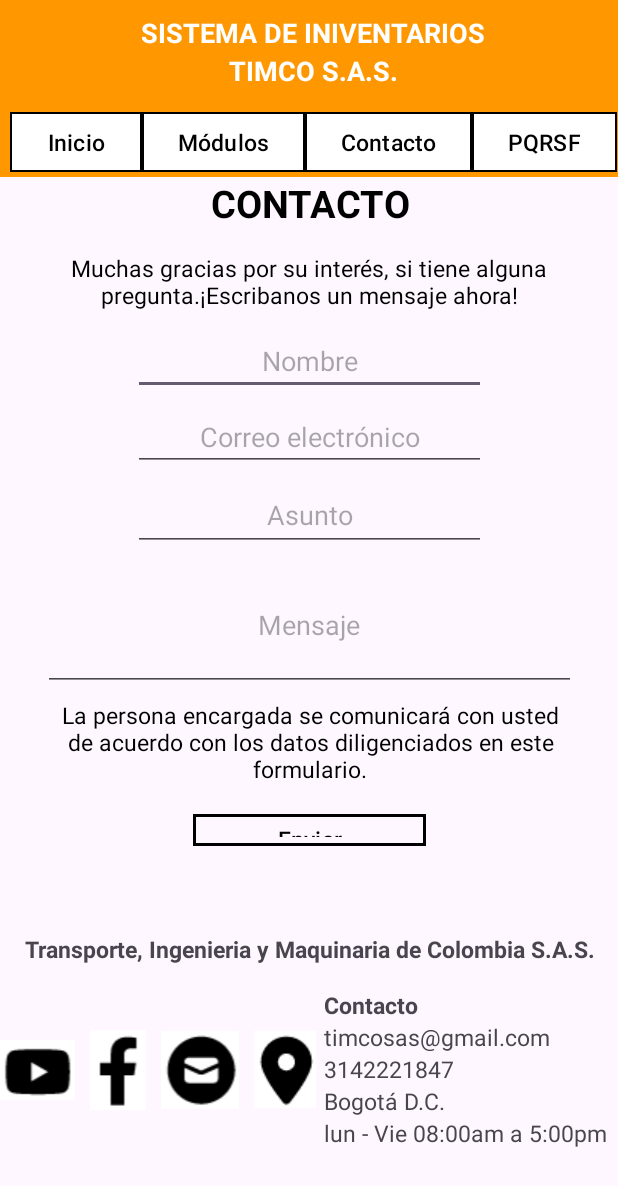
After one commit to Brigitte9219/TimcoApp_AndroidStudio, an Android app: the TresActivity screen opened directly, with no data from a screen before it, on a phone screen of 412 x 824 dp. The commit adds this screen. Shown: the top 1186 px of the screen. Run offline under Robolectric (Android 15) with nearby library versions, the phone set to English and light mode, and no system bars.

Commit message:
Actualizando la página de Contacto

```diff
--- a/app/src/main/AndroidManifest.xml
+++ b/app/src/main/AndroidManifest.xml
@@ -13,6 +13,9 @@
         android:theme="@style/Theme.Timco"
         tools:targetApi="31">
         <activity
+            android:name=".TresActivity"
+            android:exported="false" />
+        <activity
             android:name=".DosActivity"
             android:exported="false" />
         <activity
--- /dev/null
+++ b/app/src/main/java/com/sena/timco/TresActivity.java
@@ -0,0 +1,14 @@
+package com.sena.timco;
+
+import androidx.appcompat.app.AppCompatActivity;
+
+import android.os.Bundle;
+
+public class TresActivity extends AppCompatActivity {
+
+    @Override
+    protected void onCreate(Bundle savedInstanceState) {
+        super.onCreate(savedInstanceState);
+        setContentView(R.layout.activity_tres);
+    }
+}
--- /dev/null
+++ b/app/src/main/res/layout/activity_tres.xml
@@ -0,0 +1,306 @@
+<?xml version="1.0" encoding="utf-8"?>
+<androidx.constraintlayout.widget.ConstraintLayout xmlns:android="http://schemas.android.com/apk/res/android"
+    xmlns:app="http://schemas.android.com/apk/res-auto"
+    xmlns:tools="http://schemas.android.com/tools"
+    android:layout_width="wrap_content"
+    android:layout_height="match_parent"
+    tools:context=".TresActivity">
+
+    <LinearLayout
+        android:id="@+id/linearLayout"
+        android:layout_width="429dp"
+        android:layout_height="118dp"
+        android:background="#FF9800"
+        android:gravity="center"
+        android:orientation="vertical"
+        app:layout_constraintEnd_toEndOf="parent"
+        app:layout_constraintHorizontal_bias="0.333"
+        app:layout_constraintStart_toStartOf="parent"
+        app:layout_constraintTop_toTopOf="parent">
+
+        <TextView
+            android:id="@+id/textView"
+            android:layout_width="wrap_content"
+            android:layout_height="36dp"
+            android:background="#86FF9700"
+            android:gravity="center"
+            android:paddingTop="16dp"
+            android:text="@string/tituloUno"
+            android:textAlignment="center"
+            android:textColor="#FFFFFF"
+            android:textSize="18sp"
+            android:textStyle="bold" />
+
+        <TextView
+            android:id="@+id/textView2"
+            android:layout_width="wrap_content"
+            android:layout_height="36dp"
+            android:background="#87FF9700"
+            android:gravity="center"
+            android:text="@string/tituloDos"
+            android:textAlignment="center"
+            android:textColor="@color/white"
+            android:textSize="18sp"
+            android:textStyle="bold" />
+
+        <LinearLayout
+            android:layout_width="wrap_content"
+            android:layout_height="59dp"
+            android:gravity="center"
+            android:orientation="horizontal">
+
+            <Button
+                android:id="@+id/button4"
+                style="?attr/materialButtonOutlinedStyle"
+                android:layout_width="wrap_content"
+                android:layout_height="wrap_content"
+                android:backgroundTint="@color/white"
+                android:text="@string/botonCero"
+                android:textColor="@color/black"
+                android:textSize="15sp"
+                app:cornerRadius="0dp"
+                app:strokeColor="@color/black" />
+
+            <Button
+                android:id="@+id/button"
+                style="?attr/materialButtonOutlinedStyle"
+                android:layout_width="wrap_content"
+                android:layout_height="wrap_content"
+                android:backgroundTint="@color/white"
+                android:text="@string/botonUno"
+                android:textColor="@color/black"
+                android:textSize="15sp"
+                app:cornerRadius="0dp"
+                app:strokeColor="@color/black" />
+
+            <Button
+                android:id="@+id/button2"
+                style="?attr/materialButtonOutlinedStyle"
+                android:layout_width="wrap_content"
+                android:layout_height="wrap_content"
+                android:backgroundTint="@color/white"
+                android:text="@string/botonDos"
+                android:textColor="@color/black"
+                android:textSize="15sp"
+                app:cornerRadius="0dp"
+                app:strokeColor="@color/black" />
+
+            <Button
+                android:id="@+id/button3"
+                style="?attr/materialButtonOutlinedStyle"
+                android:layout_width="wrap_content"
+                android:layout_height="wrap_content"
+                android:backgroundTint="@color/white"
+                android:text="@string/botonTres"
+                android:textColor="@color/black"
+                android:textSize="15sp"
+                app:cornerRadius="0dp"
+                app:strokeColor="@color/black" />
+        </LinearLayout>
+
+    </LinearLayout>
+
+    <LinearLayout
+        android:id="@+id/linearLayout2"
+        android:layout_width="429dp"
+        android:layout_height="455dp"
+        android:gravity="center"
+        android:orientation="vertical"
+        app:layout_constraintEnd_toEndOf="parent"
+        app:layout_constraintStart_toStartOf="parent"
+        app:layout_constraintTop_toBottomOf="@+id/linearLayout">
+
+        <TextView
+            android:id="@+id/textView10"
+            android:layout_width="match_parent"
+            android:layout_height="wrap_content"
+            android:layout_marginBottom="10sp"
+            android:gravity="center"
+            android:text="@string/contacto"
+            android:textColor="@color/black"
+            android:textSize="25sp"
+            android:textStyle="bold" />
+
+        <TextView
+            android:id="@+id/textView9"
+            android:layout_width="379dp"
+            android:layout_height="wrap_content"
+            android:layout_marginTop="5dp"
+            android:layout_marginBottom="5dp"
+            android:gravity="center"
+            android:text="@string/txtUno"
+            android:textColor="@color/black"
+            android:textSize="15sp"
+            android:textStyle="normal" />
+
+        <EditText
+            android:id="@+id/editTextName"
+            android:layout_width="235dp"
+            android:layout_height="wrap_content"
+            android:layout_marginTop="5dp"
+            android:ems="30"
+            android:gravity="center"
+            android:hint="Nombre"
+            android:inputType="text"
+            android:minHeight="10dp"
+            tools:ignore="TouchTargetSizeCheck" />
+
+        <EditText
+            android:id="@+id/editTextEmailAddress"
+            android:layout_width="235dp"
+            android:layout_height="wrap_content"
+            android:layout_marginTop="5dp"
+            android:ems="30"
+            android:gravity="center"
+            android:hint="Correo electrónico"
+            android:inputType="textEmailAddress"
+            android:minHeight="10dp"
+            tools:ignore="TouchTargetSizeCheck" />
+
+        <EditText
+            android:id="@+id/editTextAsunto"
+            android:layout_width="235dp"
+            android:layout_height="wrap_content"
+            android:layout_marginTop="5dp"
+            android:ems="30"
+            android:gravity="center"
+            android:hint="Asunto"
+            android:inputType="text"
+            android:minHeight="48dp" />
+
+        <EditText
+            android:id="@+id/editTextMultiline"
+            android:layout_width="355dp"
+            android:layout_height="wrap_content"
+            android:layout_marginTop="5dp"
+            android:gravity="center"
+            android:hint="Mensaje"
+            android:inputType="textMultiLine"
+            android:lines="3" />
+
+        <TextView
+            android:id="@+id/textView11"
+            android:layout_width="372dp"
+            android:layout_height="wrap_content"
+            android:layout_marginTop="5dp"
+            android:layout_marginBottom="15dp"
+            android:gravity="center"
+            android:text="@string/txtDos"
+            android:textColor="@color/black"
+            android:textSize="15sp"
+            android:textStyle="normal" />
+
+        <Button
+            android:id="@+id/button11"
+            style="?attr/materialButtonOutlinedStyle"
+            android:layout_width="155dp"
+            android:layout_height="wrap_content"
+            android:layout_marginBottom="5sp"
+            android:text="@string/enviar"
+            android:textColor="@color/black"
+            android:textSize="15sp"
+            android:textStyle="normal"
+            app:cornerRadius="0dp"
+            app:strokeColor="@color/black"
+            app:strokeWidth="2dp" />
+    </LinearLayout>
+
+    <LinearLayout
+        android:layout_width="424dp"
+        android:layout_height="167dp"
+        android:orientation="vertical"
+        app:layout_constraintBottom_toBottomOf="parent"
+        app:layout_constraintEnd_toEndOf="parent"
+        app:layout_constraintStart_toStartOf="parent"
+        app:layout_constraintTop_toBottomOf="@+id/linearLayout2">
+
+        <TextView
+            android:id="@+id/textView3"
+            android:layout_width="match_parent"
+            android:layout_height="35dp"
+            android:gravity="center"
+            android:text="@string/pieUno"
+            android:textSize="15sp"
+            android:textStyle="bold" />
+
+        <LinearLayout
+            android:layout_width="match_parent"
+            android:layout_height="125dp"
+            android:gravity="center"
+            android:orientation="horizontal">
+
+            <ImageView
+                android:id="@+id/imageView2"
+                android:layout_width="wrap_content"
+                android:layout_height="wrap_content"
+                android:layout_weight="1"
+                android:src="@drawable/youtube" />
+
+            <ImageView
+                android:id="@+id/imageView3"
+                android:layout_width="wrap_content"
+                android:layout_height="wrap_content"
+                android:layout_weight="1"
+                android:src="@drawable/facebook" />
+
+            <ImageView
+                android:id="@+id/imageView4"
+                android:layout_width="wrap_content"
+                android:layout_height="wrap_content"
+                android:layout_weight="1"
+                android:src="@drawable/gmail" />
+
+            <ImageView
+                android:id="@+id/imageView5"
+                android:layout_width="wrap_content"
+                android:layout_height="wrap_content"
+                android:layout_weight="1"
+                android:src="@drawable/maps" />
+
+            <LinearLayout
+                android:layout_width="192dp"
+                android:layout_height="123dp"
+                android:layout_weight="1"
+                android:gravity="center"
+                android:orientation="vertical">
+
+                <TextView
+                    android:id="@+id/textView4"
+                    android:layout_width="match_parent"
+                    android:layout_height="wrap_content"
+                    android:text="@string/pieDos"
+                    android:textSize="15sp"
+                    android:textStyle="bold" />
+
+                <TextView
+                    android:id="@+id/textView5"
+                    android:layout_width="match_parent"
+                    android:layout_height="wrap_content"
+                    android:text="@string/pieTres"
+                    android:textSize="15sp" />
+
+                <TextView
+                    android:id="@+id/textView6"
+                    android:layout_width="match_parent"
+                    android:layout_height="wrap_content"
+                    android:text="@string/pieCuatro"
+                    android:textSize="15sp" />
+
+                <TextView
+                    android:id="@+id/textView7"
+                    android:layout_width="match_parent"
+                    android:layout_height="wrap_content"
+                    android:text="@string/pieCinco"
+                    android:textSize="15sp" />
+
+                <TextView
+                    android:id="@+id/textView8"
+                    android:layout_width="match_parent"
+                    android:layout_height="wrap_content"
+                    android:text="@string/pieSeis"
+                    android:textSize="15sp" />
+            </LinearLayout>
+        </LinearLayout>
+    </LinearLayout>
+
+</androidx.constraintlayout.widget.ConstraintLayout>
--- a/app/src/main/res/values/strings.xml
+++ b/app/src/main/res/values/strings.xml
@@ -19,4 +19,9 @@
     <string name="mCuatro">Solicitar productos</string>
     <string name="mCinco">Asignar un producto</string>
     <string name="mSeis">Gestionar reportes o informes</string>
+    <string name="contacto">CONTACTO</string>
+    <string name="txtUno">Muchas gracias por su interés, si tiene alguna pregunta.¡Escribanos un mensaje ahora!</string>
+    <string name="enviar">Enviar</string>
+    <string name="txtDos">La persona encargada se comunicará con usted de acuerdo con los datos diligenciados en este formulario. </string>
+
 </resources>
```
